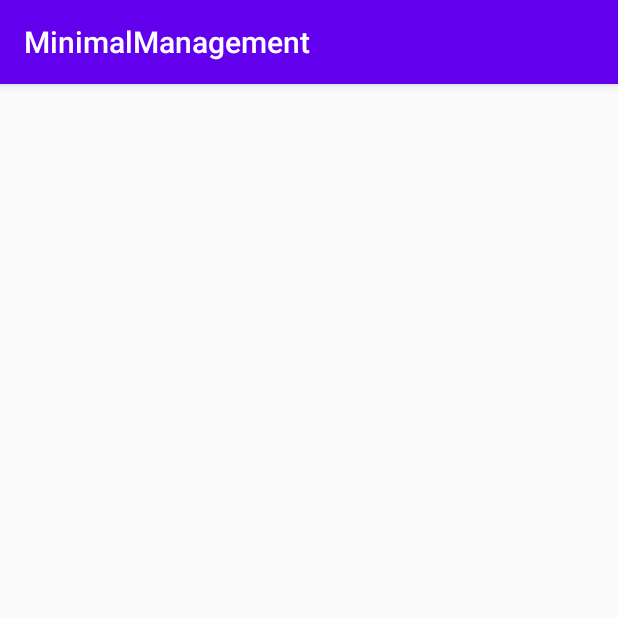
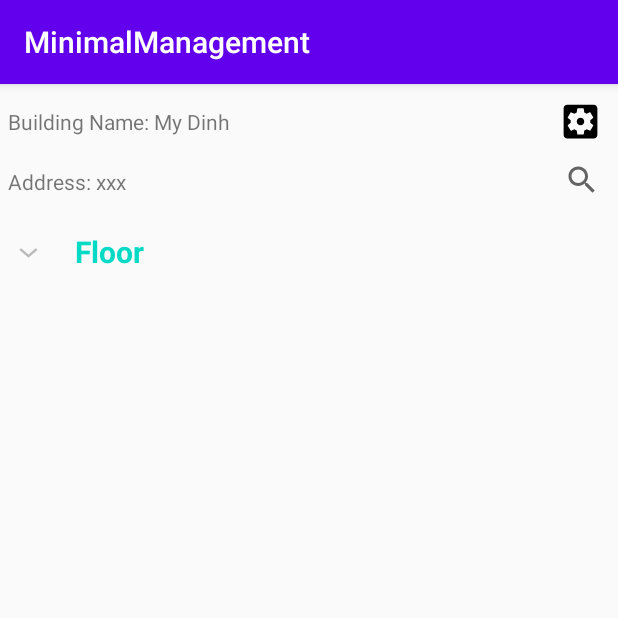
Before and after one commit to mizzerx/android_app_demo, an Android app: the OverviewActivity screen opened directly, with no data from a screen before it, on a phone screen of 412 x 824 dp, the top half of it. Run offline under Robolectric (Android 15) with nearby library versions, the phone set to English and light mode, and no system bars.

Commit message:
finished some more activity
Signed-off-by: mizzerx <vuhunglcute@gmail.com>

```diff
--- a/app/src/main/AndroidManifest.xml
+++ b/app/src/main/AndroidManifest.xml
@@ -9,6 +9,8 @@
             android:roundIcon="@mipmap/ic_launcher_round"
             android:supportsRtl="true"
             android:theme="@style/AppTheme">
+        <activity android:name=".SettingScreen">
+        </activity>
         <activity android:name=".OverviewActivity">
         </activity>
         <activity android:name=".MainActivity">
--- /dev/null
+++ b/app/src/main/java/com/android/minimalmanagement/MainAdapter.java
@@ -0,0 +1,90 @@
+package com.android.minimalmanagement;
+
+import android.content.Context;
+import android.view.LayoutInflater;
+import android.view.View;
+import android.view.ViewGroup;
+import android.widget.BaseExpandableListAdapter;
+import android.widget.TextView;
+
+import java.util.HashMap;
+import java.util.List;
+
+public class MainAdapter extends BaseExpandableListAdapter {
+
+    Context context;
+    List<String> listGroup;
+    HashMap<String, List<String>> listItem;
+
+    public MainAdapter(Context context, List<String> listGroup, HashMap<String, List<String>> listItem) {
+        this.context = context;
+        this.listGroup = listGroup;
+        this.listItem = listItem;
+    }
+
+    @Override
+    public int getGroupCount() {
+        return listGroup.size();
+    }
+
+    @Override
+    public int getChildrenCount(int groupPosition) {
+        return this.listItem.get(this.listGroup.get(groupPosition)).size();
+    }
+
+    @Override
+    public Object getGroup(int groupPosition) {
+        return this.listGroup.get(groupPosition);
+    }
+
+    @Override
+    public Object getChild(int groupPosition, int childPosition) {
+        return this.listItem.get(this.listGroup.get(groupPosition)).get(childPosition);
+    }
+
+    @Override
+    public long getGroupId(int groupPosition) {
+        return groupPosition;
+    }
+
+    @Override
+    public long getChildId(int groupPosition, int childPosition) {
+        return childPosition;
+    }
+
+    @Override
+    public boolean hasStableIds() {
+        return false;
+    }
+
+    @Override
+    public View getGroupView(int groupPosition, boolean isExpanded, View convertView, ViewGroup parent) {
+        String group = (String) getGroup(groupPosition);
+        if (convertView == null) {
+            LayoutInflater layoutInflater = (LayoutInflater) this.context.getSystemService(Context.LAYOUT_INFLATER_SERVICE);
+            convertView = layoutInflater.inflate(R.layout.list_group, null);
+        }
+
+        TextView textView = convertView.findViewById(R.id.list_parent);
+        textView.setText(group);
+        return convertView;
+    }
+
+    @Override
+    public View getChildView(int groupPosition, int childPosition, boolean isLastChild, View convertView, ViewGroup parent) {
+        String child = (String) getChild(groupPosition, childPosition);
+        if (convertView == null) {
+            LayoutInflater layoutInflater = (LayoutInflater) this.context.getSystemService(Context.LAYOUT_INFLATER_SERVICE);
+            convertView = layoutInflater.inflate(R.layout.list_item, null);
+        }
+
+        TextView textView = convertView.findViewById(R.id.list_child);
+        textView.setText(child);
+        return convertView;
+    }
+
+    @Override
+    public boolean isChildSelectable(int groupPosition, int childPosition) {
+        return true;
+    }
+}
--- a/app/src/main/java/com/android/minimalmanagement/OverviewActivity.java
+++ b/app/src/main/java/com/android/minimalmanagement/OverviewActivity.java
@@ -1,13 +1,60 @@
 package com.android.minimalmanagement;
 
+import android.content.Intent;
+import android.view.View;
+import android.widget.ExpandableListView;
+import android.widget.ImageView;
 import androidx.appcompat.app.AppCompatActivity;
 import android.os.Bundle;
 
+import java.util.ArrayList;
+import java.util.HashMap;
+import java.util.List;
+
 public class OverviewActivity extends AppCompatActivity {
+    ImageView imgSetting;
+    ExpandableListView expandableListView;
+    List<String> listGroup;
+    HashMap<String, List<String>> listItem;
+    MainAdapter adapter;
 
     @Override
     protected void onCreate(Bundle savedInstanceState) {
         super.onCreate(savedInstanceState);
         setContentView(R.layout.activity_overview);
+
+        imgSetting = findViewById(R.id.img_Setting);
+        expandableListView = findViewById(R.id.expandable_ListRoom);
+        listGroup = new ArrayList<>();
+        listItem = new HashMap<>();
+        adapter = new MainAdapter(this, listGroup, listItem);
+        expandableListView.setAdapter(adapter);
+
+        imgSetting.setOnClickListener(new View.OnClickListener() {
+            @Override
+            public void onClick(View v) {
+                Intent intent = new Intent(OverviewActivity.this, SettingScreen.class);
+                startActivity(intent);
+            }
+        });
+
+        initListData();
+
+
+    }
+
+    private void initListData() {
+        listGroup.add(getString(R.string.group));
+
+        String[] arr;
+
+        List<String> list = new ArrayList<>();
+        arr = getResources().getStringArray(R.array.group);
+        for (String item : arr) {
+            list.add(item);
+        }
+
+        listItem.put(listGroup.get(0), list);
+        adapter.notifyDataSetChanged();
     }
 }
--- /dev/null
+++ b/app/src/main/java/com/android/minimalmanagement/SettingScreen.java
@@ -0,0 +1,13 @@
+package com.android.minimalmanagement;
+
+import androidx.appcompat.app.AppCompatActivity;
+import android.os.Bundle;
+
+public class SettingScreen extends AppCompatActivity {
+
+    @Override
+    protected void onCreate(Bundle savedInstanceState) {
+        super.onCreate(savedInstanceState);
+        setContentView(R.layout.activity_setting_screen);
+    }
+}
--- /dev/null
+++ b/app/src/main/res/drawable/ic_settings.xml
@@ -0,0 +1,9 @@
+<vector xmlns:android="http://schemas.android.com/apk/res/android"
+        android:width="30dp"
+        android:height="30dp"
+        android:viewportWidth="24.0"
+        android:viewportHeight="24.0">
+    <path
+        android:fillColor="#FF000000"
+        android:pathData="M12,10c-1.1,0 -2,0.9 -2,2s0.9,2 2,2 2,-0.9 2,-2 -0.9,-2 -2,-2zM19,3L5,3c-1.11,0 -2,0.9 -2,2v14c0,1.1 0.89,2 2,2h14c1.11,0 2,-0.9 2,-2L21,5c0,-1.1 -0.89,-2 -2,-2zM17.25,12c0,0.23 -0.02,0.46 -0.05,0.68l1.48,1.16c0.13,0.11 0.17,0.3 0.08,0.45l-1.4,2.42c-0.09,0.15 -0.27,0.21 -0.43,0.15l-1.74,-0.7c-0.36,0.28 -0.76,0.51 -1.18,0.69l-0.26,1.85c-0.03,0.17 -0.18,0.3 -0.35,0.3h-2.8c-0.17,0 -0.32,-0.13 -0.35,-0.29l-0.26,-1.85c-0.43,-0.18 -0.82,-0.41 -1.18,-0.69l-1.74,0.7c-0.16,0.06 -0.34,0 -0.43,-0.15l-1.4,-2.42c-0.09,-0.15 -0.05,-0.34 0.08,-0.45l1.48,-1.16c-0.03,-0.23 -0.05,-0.46 -0.05,-0.69 0,-0.23 0.02,-0.46 0.05,-0.68l-1.48,-1.16c-0.13,-0.11 -0.17,-0.3 -0.08,-0.45l1.4,-2.42c0.09,-0.15 0.27,-0.21 0.43,-0.15l1.74,0.7c0.36,-0.28 0.76,-0.51 1.18,-0.69l0.26,-1.85c0.03,-0.17 0.18,-0.3 0.35,-0.3h2.8c0.17,0 0.32,0.13 0.35,0.29l0.26,1.85c0.43,0.18 0.82,0.41 1.18,0.69l1.74,-0.7c0.16,-0.06 0.34,0 0.43,0.15l1.4,2.42c0.09,0.15 0.05,0.34 -0.08,0.45l-1.48,1.16c0.03,0.23 0.05,0.46 0.05,0.69z"/>
+</vector>
--- a/app/src/main/res/layout/activity_overview.xml
+++ b/app/src/main/res/layout/activity_overview.xml
@@ -5,11 +5,63 @@
         xmlns:app="http://schemas.android.com/apk/res-auto"
         android:layout_width="match_parent"
         android:layout_height="match_parent"
-        android:orientation="vertical"
-        tools:context=".OverviewActivity">
+        tools:context=".OverviewActivity"
+        android:orientation="vertical">
 
-    <TextView
+    <RelativeLayout
+            android:layout_width="match_parent"
+            android:layout_height="wrap_content"
+            android:gravity="top">
+
+        <TextView
+                android:layout_width="wrap_content"
+                android:layout_height="wrap_content"
+                android:text="Building Name: My Dinh"
+                android:layout_marginTop="10dp"
+                android:padding="5dp"
+                android:gravity="top"/>
+
+        <ImageView
+                android:layout_width="50dp"
+                android:layout_height="30dp"
+                android:layout_alignParentRight="true"
+                android:layout_marginTop="10dp"
+                android:id="@+id/img_Setting"
+                android:src="@drawable/ic_settings"/>
+
+    </RelativeLayout>
+
+    <RelativeLayout
+            android:layout_width="match_parent"
+            android:layout_height="wrap_content"
+            android:gravity="top">
+
+        <TextView
+                android:layout_width="wrap_content"
+                android:layout_height="30dp"
+                android:text="Address: xxx"
+                android:layout_marginTop="10dp"
+                android:padding="5dp"
+                android:gravity="top"/>
+
+        <SearchView
+                android:layout_width="wrap_content"
+                android:layout_height="wrap_content"
+                android:layout_alignParentRight="true"
+                android:id="@+id/srv_search"/>
+
+    </RelativeLayout>
+
+    <LinearLayout
             android:layout_width="wrap_content"
-            android:layout_height="wrap_content"/>
+            android:layout_height="wrap_content"
+            android:gravity="center">
+
+        <ExpandableListView
+                android:layout_width="match_parent"
+                android:layout_height="match_parent"
+                android:id="@+id/expandable_ListRoom"/>
+
+    </LinearLayout>
 
 </LinearLayout>
--- /dev/null
+++ b/app/src/main/res/layout/activity_setting_screen.xml
@@ -0,0 +1,10 @@
+<?xml version="1.0" encoding="utf-8"?>
+<androidx.constraintlayout.widget.ConstraintLayout
+        xmlns:android="http://schemas.android.com/apk/res/android"
+        xmlns:tools="http://schemas.android.com/tools"
+        xmlns:app="http://schemas.android.com/apk/res-auto"
+        android:layout_width="match_parent"
+        android:layout_height="match_parent"
+        tools:context=".SettingScreen">
+
+</androidx.constraintlayout.widget.ConstraintLayout>
--- /dev/null
+++ b/app/src/main/res/layout/list_group.xml
@@ -0,0 +1,19 @@
+<?xml version="1.0" encoding="utf-8"?>
+<LinearLayout
+        xmlns:android="http://schemas.android.com/apk/res/android"
+        android:layout_width="match_parent"
+        android:layout_height="match_parent"
+        android:padding="10dp">
+
+    <TextView
+            android:layout_width="match_parent"
+            android:layout_height="wrap_content"
+            android:id="@+id/list_parent"
+            android:textSize="20sp"
+            android:textStyle="bold"
+            android:textColor="@color/colorAccent"
+            android:paddingLeft="?android:attr/expandableListPreferredChildPaddingLeft"/>
+
+
+
+</LinearLayout>
--- /dev/null
+++ b/app/src/main/res/layout/list_item.xml
@@ -0,0 +1,17 @@
+<?xml version="1.0" encoding="utf-8"?>
+<LinearLayout
+        xmlns:android="http://schemas.android.com/apk/res/android"
+        android:layout_width="match_parent"
+        android:layout_height="match_parent"
+        android:orientation="vertical"
+        android:padding="10dp"
+        android:background="@android:color/white">
+
+    <TextView
+            android:layout_width="match_parent"
+            android:layout_height="wrap_content"
+            android:id="@+id/list_child"
+            android:textSize="20sp"
+            android:paddingLeft="30dp"/>
+
+</LinearLayout>
--- a/app/src/main/res/values/strings.xml
+++ b/app/src/main/res/values/strings.xml
@@ -1,3 +1,18 @@
 <resources>
     <string name="app_name">MinimalManagement</string>
+    <string name="group">Floor</string>
+    <string-array name="group">
+        <item>Floor 1</item>
+        <item>Floor 2</item>
+        <item>Floor 3</item>
+        <item>Floor 4</item>
+        <item>Floor 5</item>
+        <item>Floor 6</item>
+        <item>Floor 7</item>
+        <item>Floor 8</item>
+        <item>Floor 9</item>
+        <item>Floor 10</item>
+        <item>Floor 11</item>
+        <item>Floor 12</item>
+    </string-array>
 </resources>
```
